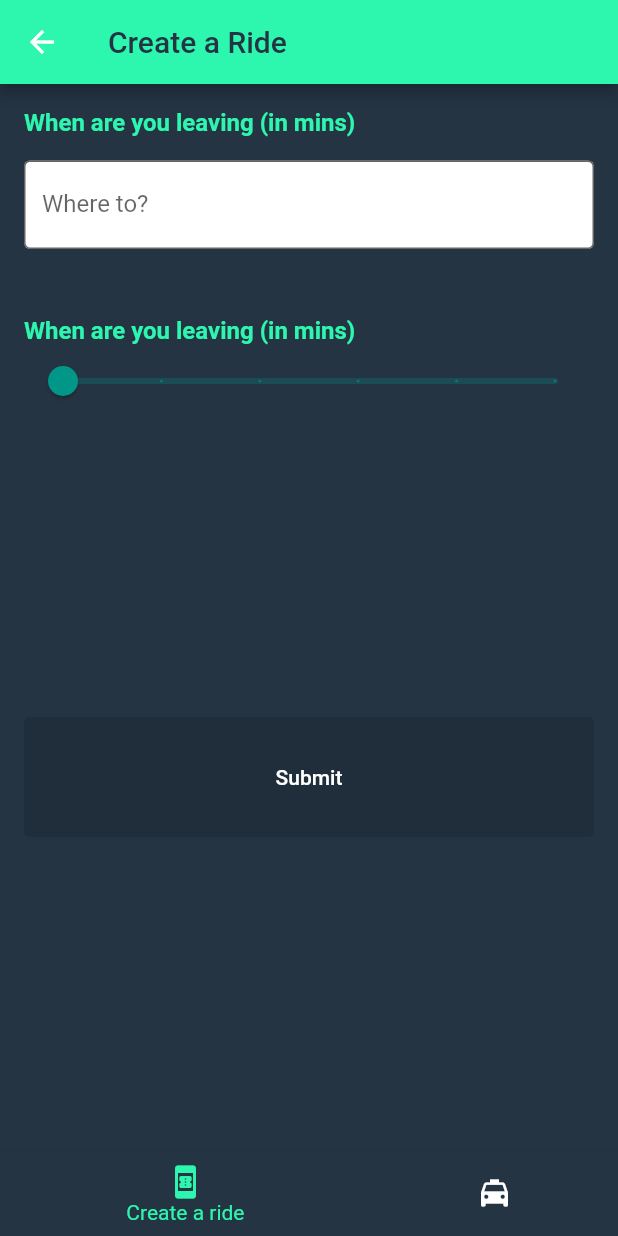
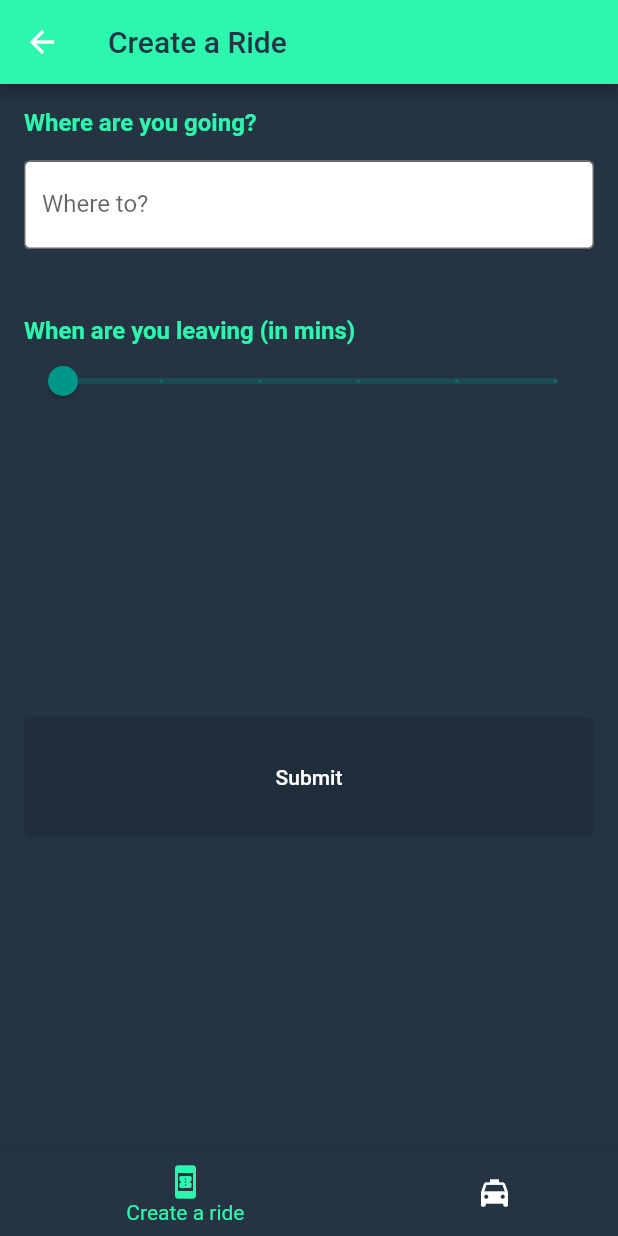
Before and after one commit to Rayzon3/kaarva, a Flutter app: the homePage screen opened directly, on a phone screen of 412 x 824 dp. Run offline on Flutter 3.47's test engine with Material 2 defaults, Android fonts, the phone set to English and light mode, and no system bars; our stand-ins replace firebase_auth, firebase_core, font_awesome_flutter, google_fonts, google_sign_in; accounts and stored records are empty.

```diff
--- a/lib/home.dart
+++ b/lib/home.dart
@@ -33,7 +33,7 @@ class _homePageState extends State<homePage> {
           padding: const EdgeInsets.all(16),
           children: [
             Text(
-              "When are you leaving (in mins)",
+              "Where are you going?",
               style: TextStyle(
                   color: Color(0xff2DF6AE),
                   fontSize: 16,
```
